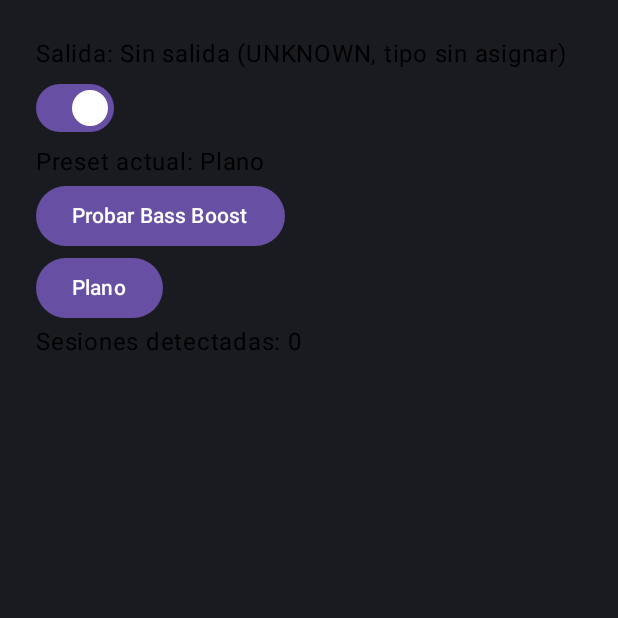
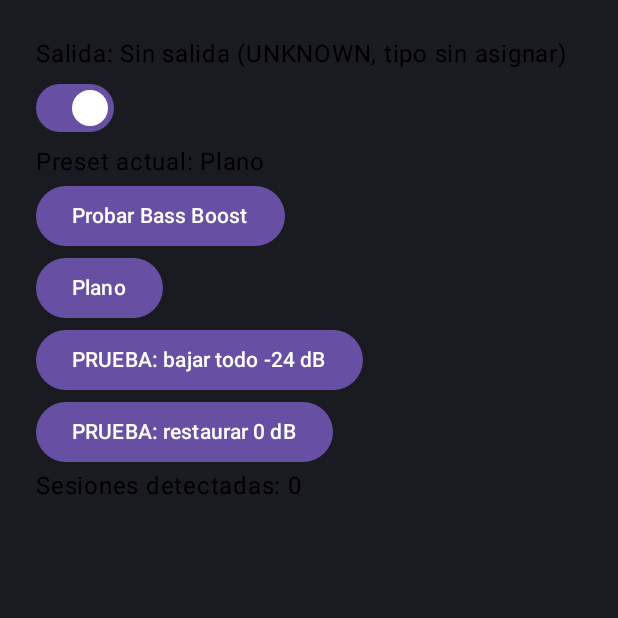
Before and after one commit to elbuencreativo/equalizer-android, an Android app built with Jetpack Compose: the screen it shows after launch (MainActivity), on a phone screen of 412 x 824 dp, the top half of it. Run offline under Robolectric (Android 15) with nearby library versions, the phone set to English and light mode, and no system bars.

Commit message:
test: prototype matrix for A57, session logging and test buttons

```diff
--- a/app/build.gradle.kts
+++ b/app/build.gradle.kts
@@ -19,6 +19,7 @@ android {
         sourceCompatibility = JavaVersion.VERSION_17
         targetCompatibility = JavaVersion.VERSION_17
     }
+    testOptions { unitTests.isReturnDefaultValues = true }
     sourceSets {
         getByName("main").java.srcDir("src/main/kotlin")
         getByName("test").java.srcDir("src/test/kotlin")
--- a/app/src/main/kotlin/com/equalizer/app/MainActivity.kt
+++ b/app/src/main/kotlin/com/equalizer/app/MainActivity.kt
@@ -61,6 +61,8 @@ class MainActivity : ComponentActivity() {
             Text("Preset actual: ${preset.displayName}")
             Button(onClick = { scope.launch { settings.setPreset(Preset.BASS_BOOST) } }) { Text("Probar Bass Boost") }
             Button(onClick = { scope.launch { settings.setPreset(Preset.FLAT) } }) { Text("Plano") }
+            Button(onClick = { EqRuntime.engine.setCurve(com.equalizer.app.core.Combined(List(10) { -12f }, -12f)) }) { Text("PRUEBA: bajar todo -24 dB") }
+            Button(onClick = { EqRuntime.engine.setCurve(com.equalizer.app.core.Combined(List(10) { 0f }, 0f)) }) { Text("PRUEBA: restaurar 0 dB") }
             Text("Sesiones detectadas: ${sessions.size}")
             sessions.forEach { (id, pkg) -> Text("• $pkg (sesión $id)${if (id in failed) " — falló" else ""}") }
         }
--- a/app/src/main/kotlin/com/equalizer/app/engine/EqEngine.kt
+++ b/app/src/main/kotlin/com/equalizer/app/engine/EqEngine.kt
@@ -3,6 +3,7 @@ package com.equalizer.app.engine
 import com.equalizer.app.core.Combined
 import com.equalizer.app.core.EqCurve
 import com.equalizer.app.core.combine
+import android.util.Log
 import kotlinx.coroutines.flow.MutableStateFlow
 import kotlinx.coroutines.flow.StateFlow
 
@@ -10,6 +11,8 @@ interface EffectHandle {
     fun apply(c: Combined)
     fun release()
 }
+
+private const val TAG = "EqEngine"
 
 class EqEngine(private val factory: (sessionId: Int) -> EffectHandle) {
     private val handles = HashMap<Int, EffectHandle>()
@@ -23,11 +26,13 @@ class EqEngine(private val factory: (sessionId: Int) -> EffectHandle) {
     val failed: StateFlow<Set<Int>> = _failed
 
     @Synchronized fun onSessionOpened(id: Int, pkg: String) {
+        Log.i(TAG, "OPEN session=$id pkg=$pkg enabled=$enabled")
         _sessions.value = _sessions.value + (id to pkg)
         if (enabled) ensureHandle(id)
     }
 
     @Synchronized fun onSessionClosed(id: Int) {
+        Log.i(TAG, "CLOSE session=$id")
         handles.remove(id)?.release()
         _sessions.value = _sessions.value - id
         _failed.value = _failed.value - id
@@ -56,6 +61,7 @@ class EqEngine(private val factory: (sessionId: Int) -> EffectHandle) {
             handles[id] = h
             _failed.value = _failed.value - id
         } catch (e: Exception) {
+            Log.w(TAG, "effect failed session=$id: $e")
             _failed.value = _failed.value + id
         }
     }
```
Also changed, not shown: 1 other file.
